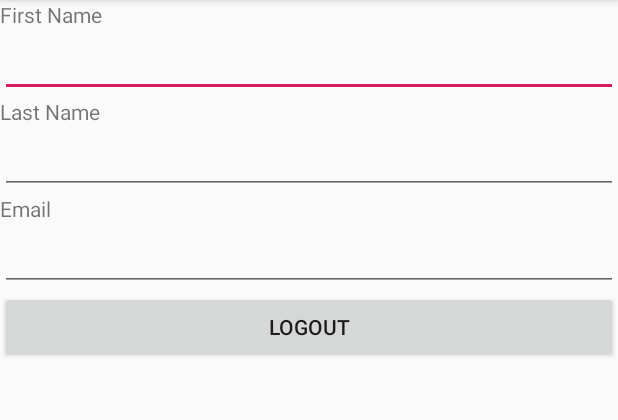
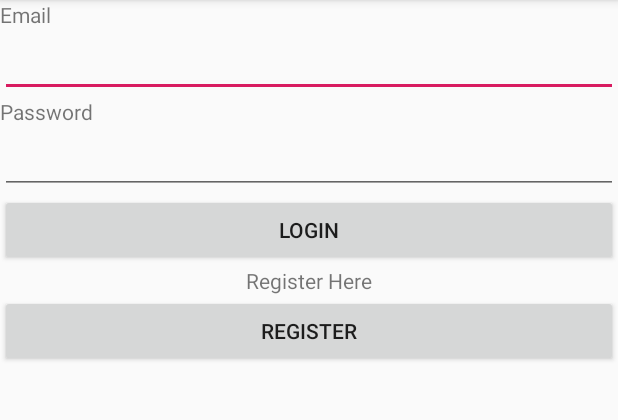
Before and after one commit to YassinZaart/DonationTrack, an Android app: the screen it shows after launch (MainActivity before the commit, LoginActivity after it), on a phone screen of 412 x 824 dp, the part 84-504 px from its top. Run offline under Robolectric (Android 15) with nearby library versions, the phone set to English and light mode, and no system bars.

Commit message:
Modify the activities to interact with UserLocalStore
-added getUserLoggedIn function to check if the user is logged in
-modified MainActivity,LoginActicity, and Register Activity to use the
local database

```diff
--- a/app/src/main/AndroidManifest.xml
+++ b/app/src/main/AndroidManifest.xml
@@ -9,7 +9,8 @@
         android:roundIcon="@mipmap/ic_launcher_round"
         android:supportsRtl="true"
         android:theme="@style/AppTheme">
-        <activity android:name=".RegisterActivity"></activity>
+
+        <activity android:name=".RegisterActivity" />
         <activity android:name=".LoginActivity" />
         <activity android:name=".MainActivity">
             <intent-filter>
--- a/app/src/main/java/com/example/test/LoginActivity.kt
+++ b/app/src/main/java/com/example/test/LoginActivity.kt
@@ -8,12 +8,18 @@ import android.widget.EditText
 
 class LoginActivity : AppCompatActivity() {
 
+    lateinit var userLocalStore :UserLocalStore
+    lateinit var email : EditText
+    lateinit var password : EditText
+
     override fun onCreate(savedInstanceState: Bundle?) {
         super.onCreate(savedInstanceState)
         setContentView(R.layout.activity_login)
 
-        val username : EditText = findViewById(R.id.username)
-        val password : EditText = findViewById(R.id.password)
+        userLocalStore = UserLocalStore(this)
+
+        email = findViewById(R.id.email)
+        password = findViewById(R.id.password)
         val loginButton : Button = findViewById(R.id.login)
         val regButton : Button = findViewById(R.id.register)
         loginButton.setOnClickListener { login() }
@@ -21,6 +27,12 @@ class LoginActivity : AppCompatActivity() {
     }
 
      fun login(){
+         var user = userLocalStore.getLoggedInUSer()
+        if(email.text.toString()== user?.email && password.text.toString()== user?.password)  {
+            userLocalStore.setUserLoggedIn(true)
+            val myIntent = Intent(this, MainActivity::class.java)
+            startActivity(myIntent)
+        }
 
     }
     fun register(){
--- a/app/src/main/java/com/example/test/MainActivity.kt
+++ b/app/src/main/java/com/example/test/MainActivity.kt
@@ -5,21 +5,46 @@ import androidx.appcompat.app.AppCompatActivity
 import android.os.Bundle
 import android.widget.Button
 import android.widget.EditText
+import android.widget.TextView
 
 class MainActivity : AppCompatActivity() {
+
+    lateinit var userLocalStore : UserLocalStore
 
     override fun onCreate(savedInstanceState: Bundle?) {
         super.onCreate(savedInstanceState)
         setContentView(R.layout.activity_main)
-        val fnameText : EditText = findViewById(R.id.fName)
-        val lnameText : EditText = findViewById(R.id.lName)
-        val emailText : EditText = findViewById(R.id.email)
+
+        userLocalStore = UserLocalStore(this)
+
+        val fnameText : TextView = findViewById(R.id.fName)
+        val lnameText : TextView = findViewById(R.id.lName)
+        val emailText : TextView = findViewById(R.id.email)
         val logoutButton : Button = findViewById(R.id.logout)
-        //This change is to test git workflow
         logoutButton.setOnClickListener { onClick() }
+
+        var user = userLocalStore.getLoggedInUSer()
+        fnameText.text= user?.fName
+        lnameText.text=user?.lName
+        emailText.text=user?.email
     }
-    fun onClick(){
+
+    //Changes to login Screen if the user is not Logged in
+    override fun onStart() {
+        super.onStart()
+        if(!userLocalStore.getUserLoggedIn()){
         val myIntent = Intent(this, LoginActivity::class.java)
         startActivity(myIntent)
+        }
+    }
+
+
+
+    fun onClick(){
+        userLocalStore.clearUserData()
+        userLocalStore.setUserLoggedIn(false)
+        val myIntent = Intent(this, LoginActivity::class.java)
+        startActivity(myIntent)
+
     }
 }
--- a/app/src/main/res/layout/activity_login.xml
+++ b/app/src/main/res/layout/activity_login.xml
@@ -10,11 +10,11 @@
     <TextView
         android:layout_width="wrap_content"
         android:layout_height="wrap_content"
-        android:text="Username"
+        android:text="Email"
         />
 
     <EditText
-        android:id="@+id/username"
+        android:id="@+id/email"
         android:layout_height="wrap_content"
         android:layout_width="match_parent"
         />
--- a/app/src/main/res/layout/activity_main.xml
+++ b/app/src/main/res/layout/activity_main.xml
@@ -13,10 +13,11 @@
         android:text="First Name"
         />
 
-    <EditText
+    <TextView
         android:id="@+id/fName"
         android:layout_height="wrap_content"
-        android:layout_width="match_parent"
+        android:layout_width="wrap_content"
+
         />
     <TextView
         android:layout_width="wrap_content"
@@ -24,10 +25,10 @@
         android:text="Last Name"
         />
 
-    <EditText
+    <TextView
         android:id="@+id/lName"
         android:layout_height="wrap_content"
-        android:layout_width="match_parent"
+        android:layout_width="wrap_content"
         />
 
     <TextView
@@ -37,10 +38,10 @@
         />
 
 
-    <EditText
+    <TextView
         android:id="@+id/email"
         android:layout_height="wrap_content"
-        android:layout_width="match_parent"
+        android:layout_width="wrap_content"
         />
 
 
```
Also changed, not shown: app/src/main/java/com/example/test/RegisterActivity.kt (+24 -5 lines), app/src/main/java/com/example/test/UserLocalStore.kt (+13 -6 lines).
